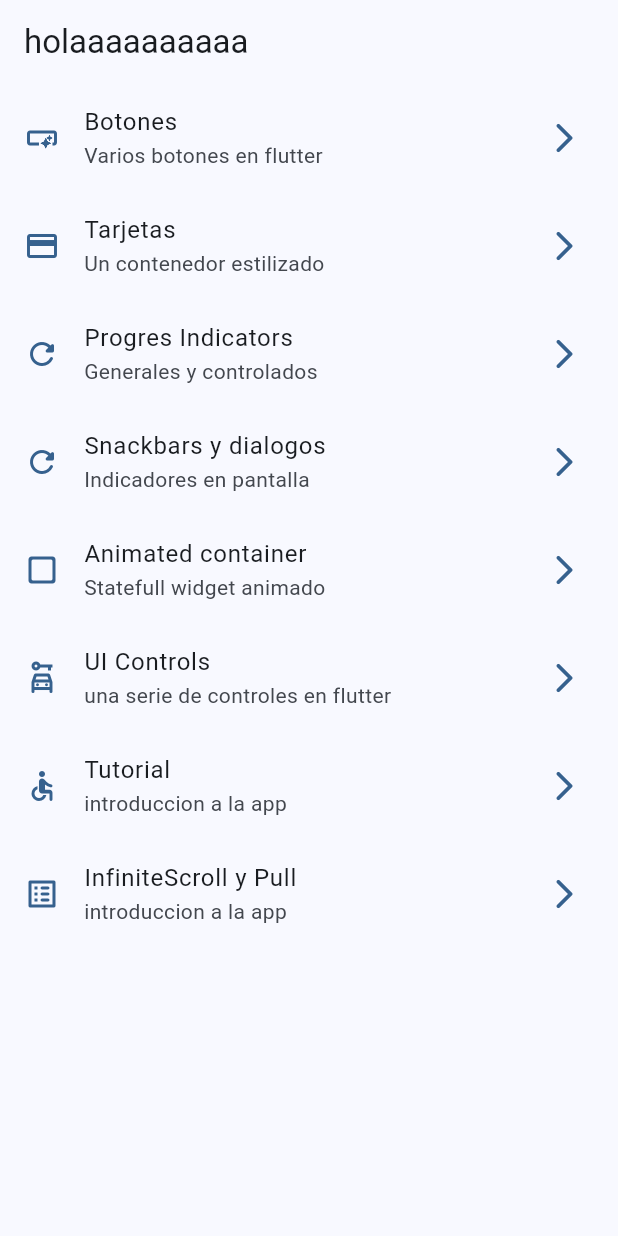
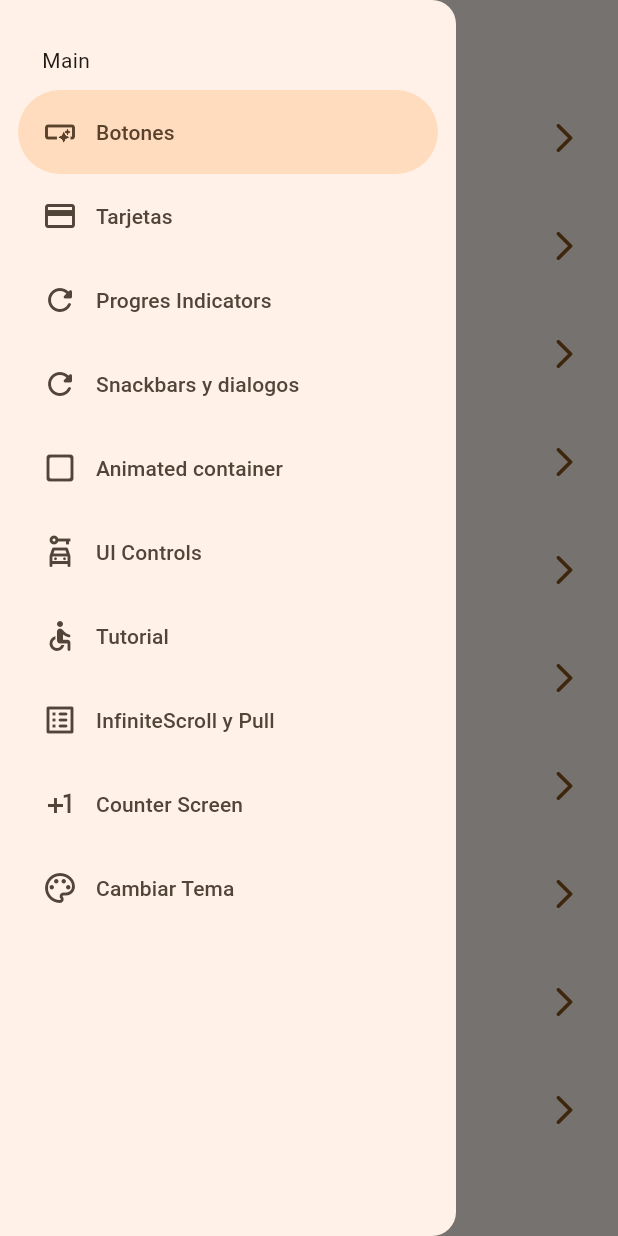
Before and after one commit to JoseManuelNunez/WidgetsApp, a Flutter app: the screen it shows after launch, with the side drawer open (before the commit the screen has no drawer), on a phone screen of 412 x 824 dp. Run offline on Flutter 3.47's test engine with Material 3 defaults, Android fonts, the phone set to English and light mode, and no system bars; our stand-ins replace animate_do, flutter_riverpod, go_router.

Commit message:
seccion 11: Riverpod - menu y temas

```diff
--- a/lib/config/menu/menu_items.dart
+++ b/lib/config/menu/menu_items.dart
@@ -54,5 +54,14 @@ const appMenuItems = <MenuItem>[
       subTitle: "introduccion a la app",
       link: '/infinite',
       icon: Icons.list_alt_rounded),
-
+  MenuItem(
+      title: 'Counter Screen',
+      subTitle: "pantalla para contar",
+      link: '/counter_screen',
+      icon: Icons.plus_one_outlined),
+  MenuItem(
+      title: 'Cambiar Tema',
+      subTitle: "pantalla para contar el tema",
+      link: '/theme_changer',
+      icon: Icons.color_lens_outlined),
 ];
--- a/lib/config/router/app_router.dart
+++ b/lib/config/router/app_router.dart
@@ -3,16 +3,17 @@ import 'package:widgets_app/presentation/screens/animated/animated_screen.dart';
 import 'package:widgets_app/presentation/screens/app_tutorial/app_tutorial_screen.dart';
 import 'package:widgets_app/presentation/screens/buttons/buttons_screen.dart';
 import 'package:widgets_app/presentation/screens/cards/cards_screen.dart';
+import 'package:widgets_app/presentation/screens/counter/counter_screen.dart';
 import 'package:widgets_app/presentation/screens/home/home_screen.dart';
 import 'package:widgets_app/presentation/screens/infinit_scroll/infinite_scroll_screen.dart';
 import 'package:widgets_app/presentation/screens/progress/progress_screen.dart';
 import 'package:widgets_app/presentation/screens/snackbar/snackbar_screen.dart';
+import 'package:widgets_app/presentation/screens/theme_changer/theme_changer.dart';
 import 'package:widgets_app/presentation/screens/ui_controls/ui_controls_screen.dart';
 
 // GoRouter configuration
 final appRouter = GoRouter(
   routes: [
-
     GoRoute(
       path: '/',
       builder: (context, state) => const HomeScreen(),
@@ -49,5 +50,13 @@ final appRouter = GoRouter(
       path: '/infinite',
       builder: (context, state) => const InfiniteScrollScreen(),
     ),
+    GoRoute(
+      path: '/counter_screen',
+      builder: (context, state) => const CounterScreen(),
+    ),
+    GoRoute(
+      path: '/theme_changer',
+      builder: (context, state) => const ThemeChangerScreen(),
+    ),
   ],
 );
--- a/lib/config/theme/app_theme.dart
+++ b/lib/config/theme/app_theme.dart
@@ -10,14 +10,17 @@ const colorList = <Color>[
 
 class AppTheme {
   final int selectedColor;
+  final bool isLightMode;
 
-  AppTheme({ this.selectedColor = 0}): assert(
-    selectedColor >= 0
+  AppTheme({ this.selectedColor = 0, this.isLightMode = true}): assert(
+    selectedColor >= 0,
+
   );
 
 
   ThemeData getTheme() => ThemeData(
     useMaterial3: true,
+    brightness: isLightMode ? Brightness.light : Brightness.dark,
     colorSchemeSeed: colorList[selectedColor]
   );
 
--- a/lib/main.dart
+++ b/lib/main.dart
@@ -1,24 +1,30 @@
 import 'package:flutter/material.dart';
+import 'package:flutter_riverpod/flutter_riverpod.dart';
 import 'package:widgets_app/config/router/app_router.dart';
 import 'package:widgets_app/config/theme/app_theme.dart';
-import 'package:widgets_app/presentation/screens/buttons/buttons_screen.dart';
-import 'package:widgets_app/presentation/screens/cards/cards_screen.dart';
-import 'package:widgets_app/presentation/screens/home/home_screen.dart';
+import 'package:widgets_app/presentation/providers/theme_provider.dart';
+
 
 void main() {
-  runApp(const MainApp());
+  runApp(
+    const ProviderScope(child:
+    MainApp())
+    );
 }
 
-class MainApp extends StatelessWidget {
+class MainApp extends ConsumerWidget {
   const MainApp({super.key});
 
   @override
-  Widget build(BuildContext context) {
+  Widget build(BuildContext context, ref) {
+    final isLightMode = ref.watch( themeProvider );
+    final color = ref.watch( indexColorProvider );
+
     return MaterialApp.router(
       title: "widgetsApp",
       routerConfig: appRouter,
       debugShowCheckedModeBanner: false,
-      theme: AppTheme(selectedColor: 1).getTheme(),
+      theme: AppTheme(selectedColor: color, isLightMode: isLightMode).getTheme(),
 
     );
   }
--- /dev/null
+++ b/lib/presentation/providers/counter_provider.dart
@@ -0,0 +1,4 @@
+
+import 'package:flutter_riverpod/flutter_riverpod.dart';
+
+final counterProvider = StateProvider((ref) => 10);
--- /dev/null
+++ b/lib/presentation/providers/theme_provider.dart
@@ -0,0 +1,9 @@
+
+import 'package:flutter_riverpod/flutter_riverpod.dart';
+import 'package:widgets_app/config/theme/app_theme.dart';
+
+final themeProvider = StateProvider((ref) => true);
+
+final colorListProvider = Provider((ref) => colorList);
+
+final indexColorProvider = StateProvider((ref) => 3);
--- a/lib/presentation/screens/home/home_screen.dart
+++ b/lib/presentation/screens/home/home_screen.dart
@@ -1,17 +1,21 @@
 import 'package:flutter/material.dart';
 import 'package:go_router/go_router.dart';
 import 'package:widgets_app/config/menu/menu_items.dart';
+import 'package:widgets_app/presentation/widgets/side_menu.dart';
 
 class HomeScreen extends StatelessWidget {
   const HomeScreen({super.key});
 
   @override
   Widget build(BuildContext context) {
+    final scaffoldKey = GlobalKey<ScaffoldState>();
     return Scaffold(
+      key: scaffoldKey,
       appBar: AppBar(
         title: Text('holaaaaaaaaaa'),
       ),
       body: _HomeView(),
+      drawer: SideMenu(scaffoldKey: scaffoldKey,)
     );
   }
 }
--- /dev/null
+++ b/lib/presentation/widgets/side_menu.dart
@@ -0,0 +1,47 @@
+import 'package:flutter/material.dart';
+import 'package:go_router/go_router.dart';
+import 'package:widgets_app/config/menu/menu_items.dart';
+
+class SideMenu extends StatefulWidget {
+  final GlobalKey<ScaffoldState> scaffoldKey;
+  const SideMenu({super.key, required this.scaffoldKey});
+
+  @override
+  State<SideMenu> createState() => _SideMenuState();
+}
+
+class _SideMenuState extends State<SideMenu> {
+  int navDrawerIndex = 0;
+
+  @override
+  Widget build(BuildContext context) {
+    return  NavigationDrawer(
+      selectedIndex: navDrawerIndex,
+      onDestinationSelected: (value) {
+        setState(() {
+          navDrawerIndex = value;
+        });
+
+        final menuItem = appMenuItems[value];
+        context.push(menuItem.link);
+        widget.scaffoldKey.currentState?.closeDrawer();
+
+      },
+      children: [
+        const Padding(
+          padding: EdgeInsets.fromLTRB(28, 30, 16, 10),
+          child: Text("Main"),
+          ),
+
+          ...appMenuItems.map((menu) => NavigationDrawerDestination(
+
+          icon: Icon(menu.icon),
+          label: Text(menu.title)
+          ),
+
+          )
+
+      ],
+    );
+  }
+}
--- a/pubspec.yaml
+++ b/pubspec.yaml
@@ -10,6 +10,7 @@ dependencies:
   animate_do: ^3.3.4
   flutter:
     sdk: flutter
+  flutter_riverpod: ^2.2.0
   go_router: ^6.0.7
 
 dev_dependencies:
```
Also changed, not shown: lib/presentation/screens/counter/counter_screen.dart (added, +38 -0 lines), lib/presentation/screens/theme_changer/theme_changer.dart (added, +60 -0 lines), pubspec.lock. Lines whose indentation alone changed are shown as unchanged.
